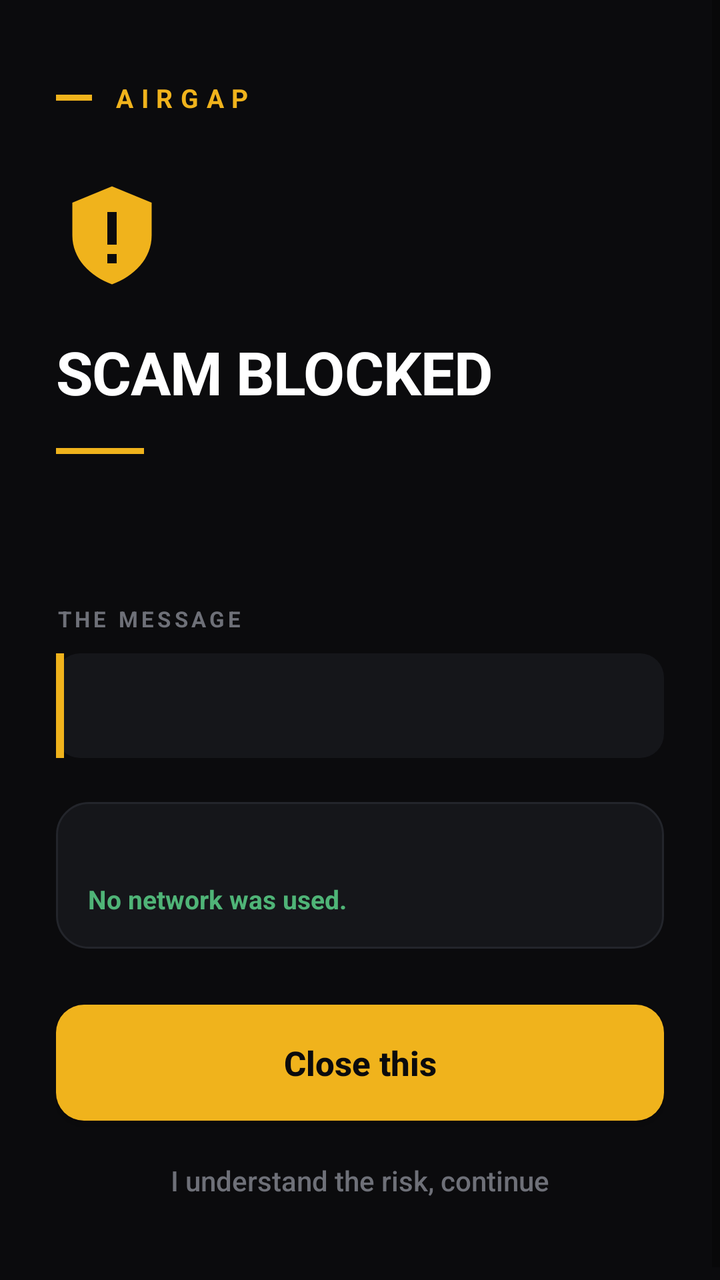
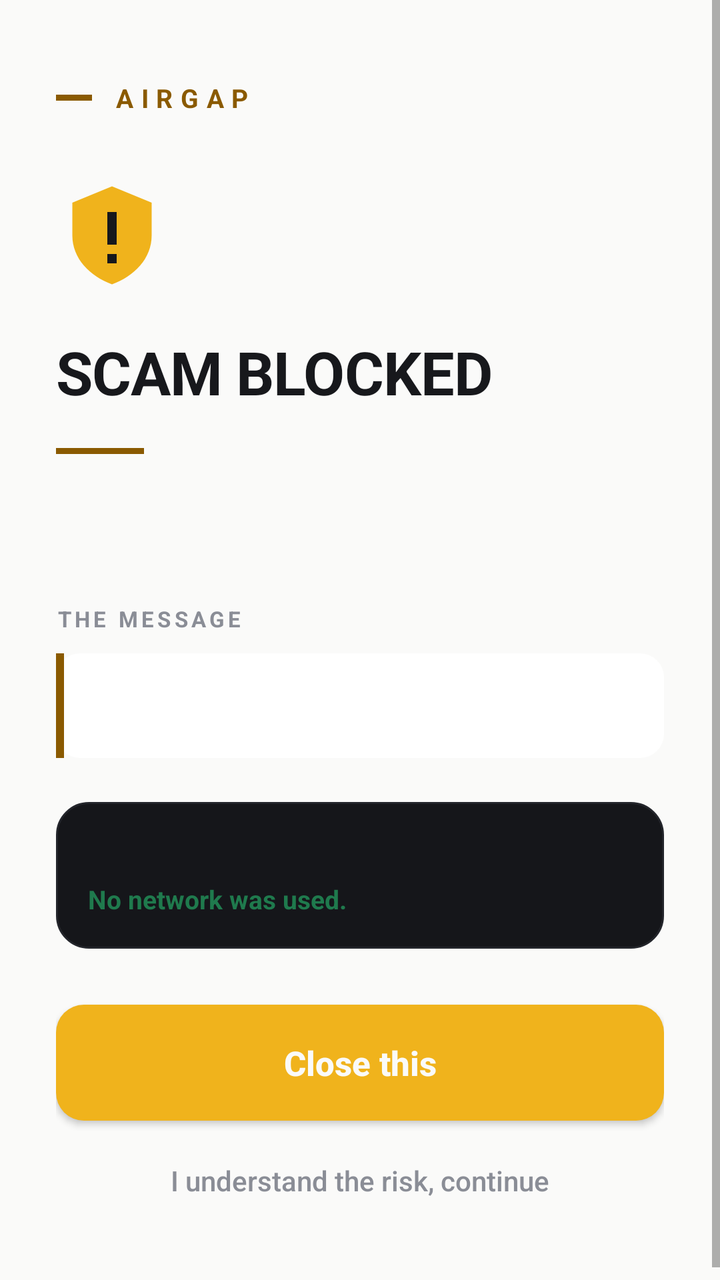

Before-and-after screenshots of an Android layout around one commit, followed by the original layout XML and the change that was made.
<!-- AndroidManifest.xml: application theme Theme.AppCompat.DayNight.NoActionBar -->
<!-- res/layout/activity_block.xml -->
<?xml version="1.0" encoding="utf-8"?>
<ScrollView xmlns:android="http://schemas.android.com/apk/res/android"
    android:layout_width="match_parent"
    android:layout_height="match_parent"
    android:background="#0B0B0D"
    android:fillViewport="true">

    <LinearLayout
        android:layout_width="match_parent"
        android:layout_height="wrap_content"
        android:orientation="vertical"
        android:paddingLeft="28dp"
        android:paddingRight="28dp"
        android:paddingTop="40dp"
        android:paddingBottom="32dp">

        <LinearLayout
            android:layout_width="wrap_content"
            android:layout_height="wrap_content"
            android:orientation="horizontal"
            android:gravity="center_vertical">

            <View
                android:layout_width="18dp"
                android:layout_height="3dp"
                android:background="#F0B31C" />

            <TextView
                android:layout_width="wrap_content"
                android:layout_height="wrap_content"
                android:layout_marginStart="10dp"
                android:letterSpacing="0.3"
                android:text="AIRGAP"
                android:textColor="#F0B31C"
                android:textSize="13sp"
                android:textStyle="bold" />
        </LinearLayout>

        <ImageView
            android:layout_width="56dp"
            android:layout_height="56dp"
            android:layout_marginTop="32dp"
            android:contentDescription="Warning"
            android:src="@drawable/ic_warning_shield" />

        <TextView
            android:id="@+id/patternLabel"
            android:layout_width="match_parent"
            android:layout_height="wrap_content"
            android:layout_marginTop="20dp"
            android:letterSpacing="-0.01"
            android:lineSpacingMultiplier="1.1"
            android:text="SCAM BLOCKED"
            android:textColor="#FFFFFF"
            android:textSize="30sp"
            android:textStyle="bold" />

        <View
            android:layout_width="44dp"
            android:layout_height="3dp"
            android:layout_marginTop="18dp"
            android:background="#F0B31C" />

        <TextView
            android:id="@+id/reasonText"
            android:layout_width="match_parent"
            android:layout_height="wrap_content"
            android:layout_marginTop="18dp"
            android:lineSpacingMultiplier="1.45"
            android:textColor="#EDEDF0"
            android:textSize="20sp" />

        <TextView
            android:layout_width="wrap_content"
            android:layout_height="wrap_content"
            android:layout_marginTop="30dp"
            android:letterSpacing="0.16"
            android:text="THE MESSAGE"
            android:textColor="#6E7078"
            android:textSize="11sp"
            android:textStyle="bold" />

        <TextView
            android:id="@+id/messageText"
            android:layout_width="match_parent"
            android:layout_height="wrap_content"
            android:layout_marginTop="10dp"
            android:background="@drawable/bg_quote"
            android:lineSpacingMultiplier="1.35"
            android:paddingLeft="20dp"
            android:paddingTop="16dp"
            android:paddingRight="16dp"
            android:paddingBottom="16dp"
            android:textColor="#A7A9B2"
            android:textSize="15sp" />

        <LinearLayout
            android:layout_width="match_parent"
            android:layout_height="wrap_content"
            android:layout_marginTop="22dp"
            android:background="@drawable/bg_card"
            android:orientation="vertical"
            android:padding="16dp">

            <TextView
                android:id="@+id/metaText"
                android:layout_width="match_parent"
                android:layout_height="wrap_content"
                android:lineSpacingMultiplier="1.3"
                android:textColor="#8A8D96"
                android:textSize="13sp" />

            <TextView
                android:layout_width="wrap_content"
                android:layout_height="wrap_content"
                android:layout_marginTop="6dp"
                android:text="No network was used."
                android:textColor="#4FB477"
                android:textSize="13sp"
                android:textStyle="bold" />
        </LinearLayout>

        <Button
            android:id="@+id/closeButton"
            android:layout_width="match_parent"
            android:layout_height="58dp"
            android:layout_marginTop="28dp"
            android:background="@drawable/btn_primary"
            android:text="Close this"
            android:textAllCaps="false"
            android:textColor="#0B0B0D"
            android:textSize="17sp"
            android:textStyle="bold" />

        <Button
            android:id="@+id/ignoreButton"
            style="?android:attr/borderlessButtonStyle"
            android:layout_width="match_parent"
            android:layout_height="wrap_content"
            android:layout_marginTop="6dp"
            android:text="I understand the risk, continue"
            android:textAllCaps="false"
            android:textColor="#6E7078"
            android:textSize="14sp" />
    </LinearLayout>
</ScrollView>
<!-- resources referenced by this layout -->
<resources>
  <!-- drawable bg_card (drawable) -->
  <?xml version="1.0" encoding="utf-8"?>
  <shape xmlns:android="http://schemas.android.com/apk/res/android" android:shape="rectangle">
      <solid android:color="#15161A" />
      <corners android:radius="16dp" />
      <stroke android:width="1dp" android:color="#23252B" />
  </shape>
  <!-- drawable bg_quote (drawable) -->
  <?xml version="1.0" encoding="utf-8"?>
  <layer-list xmlns:android="http://schemas.android.com/apk/res/android">
      <item>
          <shape android:shape="rectangle">
              <solid android:color="#15161A" />
              <corners android:radius="12dp" />
          </shape>
      </item>
      
      <item android:width="4dp" android:gravity="left">
          <shape android:shape="rectangle">
              <solid android:color="#F0B31C" />
          </shape>
      </item>
  </layer-list>
  <!-- drawable btn_primary (drawable) -->
  <?xml version="1.0" encoding="utf-8"?>
  <shape xmlns:android="http://schemas.android.com/apk/res/android" android:shape="rectangle">
      <solid android:color="#F0B31C" />
      <corners android:radius="14dp" />
  </shape>
  <!-- drawable ic_warning_shield (drawable) -->
  <?xml version="1.0" encoding="utf-8"?>
  <vector xmlns:android="http://schemas.android.com/apk/res/android"
      android:width="56dp" android:height="56dp"
      android:viewportWidth="48" android:viewportHeight="48">
      <path android:fillColor="#F0B31C"
          android:pathData="M24,3 L41,10 L41,24 C41,34 33.5,41.5 24,45 C14.5,41.5 7,34 7,24 L7,10 Z"/>
      <path android:fillColor="#0B0B0D"
          android:pathData="M22,14 h4 v14 h-4 z"/>
      <path android:fillColor="#0B0B0D"
          android:pathData="M22,32 h4 v4 h-4 z"/>
  </vector>
</resources>

<!-- the commit's change to res/layout/activity_block.xml (unified diff, before → after) -->
@@ -2,7 +2,7 @@
 <ScrollView xmlns:android="http://schemas.android.com/apk/res/android"
     android:layout_width="match_parent"
     android:layout_height="match_parent"
-    android:background="#0B0B0D"
+    android:background="@color/bg"
     android:fillViewport="true">
 
     <LinearLayout
@@ -23,7 +23,7 @@
             <View
                 android:layout_width="18dp"
                 android:layout_height="3dp"
-                android:background="#F0B31C" />
+                android:background="@color/accent" />
 
             <TextView
                 android:layout_width="wrap_content"
@@ -31,7 +31,7 @@
                 android:layout_marginStart="10dp"
                 android:letterSpacing="0.3"
                 android:text="AIRGAP"
-                android:textColor="#F0B31C"
+                android:textColor="@color/accent"
                 android:textSize="13sp"
                 android:textStyle="bold" />
         </LinearLayout>
@@ -51,7 +51,7 @@
             android:letterSpacing="-0.01"
             android:lineSpacingMultiplier="1.1"
             android:text="SCAM BLOCKED"
-            android:textColor="#FFFFFF"
+            android:textColor="@color/text_primary"
             android:textSize="30sp"
             android:textStyle="bold" />
 
@@ -59,7 +59,7 @@
             android:layout_width="44dp"
             android:layout_height="3dp"
             android:layout_marginTop="18dp"
-            android:background="#F0B31C" />
+            android:background="@color/accent" />
 
         <TextView
             android:id="@+id/reasonText"
@@ -67,7 +67,7 @@
             android:layout_height="wrap_content"
             android:layout_marginTop="18dp"
             android:lineSpacingMultiplier="1.45"
-            android:textColor="#EDEDF0"
+            android:textColor="@color/text_primary"
             android:textSize="20sp" />
 
         <TextView
@@ -76,7 +76,7 @@
             android:layout_marginTop="30dp"
             android:letterSpacing="0.16"
             android:text="THE MESSAGE"
-            android:textColor="#6E7078"
+            android:textColor="@color/text_tertiary"
             android:textSize="11sp"
             android:textStyle="bold" />
 
@@ -91,7 +91,7 @@
             android:paddingTop="16dp"
             android:paddingRight="16dp"
             android:paddingBottom="16dp"
-            android:textColor="#A7A9B2"
+            android:textColor="@color/text_secondary"
             android:textSize="15sp" />
 
         <LinearLayout
@@ -107,7 +107,7 @@
                 android:layout_width="match_parent"
                 android:layout_height="wrap_content"
                 android:lineSpacingMultiplier="1.3"
-                android:textColor="#8A8D96"
+                android:textColor="@color/text_secondary"
                 android:textSize="13sp" />
 
             <TextView
@@ -115,7 +115,7 @@
                 android:layout_height="wrap_content"
                 android:layout_marginTop="6dp"
                 android:text="No network was used."
-                android:textColor="#4FB477"
+                android:textColor="@color/ok"
                 android:textSize="13sp"
                 android:textStyle="bold" />
         </LinearLayout>
@@ -128,7 +128,7 @@
             android:background="@drawable/btn_primary"
             android:text="Close this"
             android:textAllCaps="false"
-            android:textColor="#0B0B0D"
+            android:textColor="@color/bg"
             android:textSize="17sp"
             android:textStyle="bold" />
 
@@ -140,7 +140,7 @@
             android:layout_marginTop="6dp"
             android:text="I understand the risk, continue"
             android:textAllCaps="false"
-            android:textColor="#6E7078"
+            android:textColor="@color/text_tertiary"
             android:textSize="14sp" />
     </LinearLayout>
 </ScrollView>
<!-- resource entries referenced after the edit -->
@@ -1,5 +1,11 @@
 <!-- resources referenced by this layout -->
 <resources>
+  <color name="accent">#8A5A00</color>
+  <color name="bg">#FAFAF9</color>
+  <color name="ok">#1F7A4D</color>
+  <color name="text_primary">#17181C</color>
+  <color name="text_secondary">#5F626B</color>
+  <color name="text_tertiary">#8A8D96</color>
   <!-- drawable bg_card (drawable) -->
   <?xml version="1.0" encoding="utf-8"?>
   <shape xmlns:android="http://schemas.android.com/apk/res/android" android:shape="rectangle">
@@ -12,21 +18,21 @@
   <layer-list xmlns:android="http://schemas.android.com/apk/res/android">
       <item>
           <shape android:shape="rectangle">
-              <solid android:color="#15161A" />
+              <solid android:color="@color/surface" />
               <corners android:radius="12dp" />
           </shape>
       </item>
       
       <item android:width="4dp" android:gravity="left">
           <shape android:shape="rectangle">
-              <solid android:color="#F0B31C" />
+              <solid android:color="@color/accent" />
           </shape>
       </item>
   </layer-list>
   <!-- drawable btn_primary (drawable) -->
   <?xml version="1.0" encoding="utf-8"?>
   <shape xmlns:android="http://schemas.android.com/apk/res/android" android:shape="rectangle">
-      <solid android:color="#F0B31C" />
+      <solid android:color="@color/accent_fill" />
       <corners android:radius="14dp" />
   </shape>
   <!-- drawable ic_warning_shield (drawable) -->
@@ -34,12 +40,15 @@
   <vector xmlns:android="http://schemas.android.com/apk/res/android"
       android:width="56dp" android:height="56dp"
       android:viewportWidth="48" android:viewportHeight="48">
-      <path android:fillColor="#F0B31C"
+      <path android:fillColor="@color/accent_fill"
           android:pathData="M24,3 L41,10 L41,24 C41,34 33.5,41.5 24,45 C14.5,41.5 7,34 7,24 L7,10 Z"/>
-      <path android:fillColor="#0B0B0D"
+      <path android:fillColor="@color/on_accent_fill"
           android:pathData="M22,14 h4 v14 h-4 z"/>
-      <path android:fillColor="#0B0B0D"
+      <path android:fillColor="@color/on_accent_fill"
           android:pathData="M22,32 h4 v4 h-4 z"/>
   </vector>
+  <color name="surface">#FFFFFF</color>
+  <color name="accent_fill">#F0B31C</color>
+  <color name="on_accent_fill">#17181C</color>
 </resources>
 
